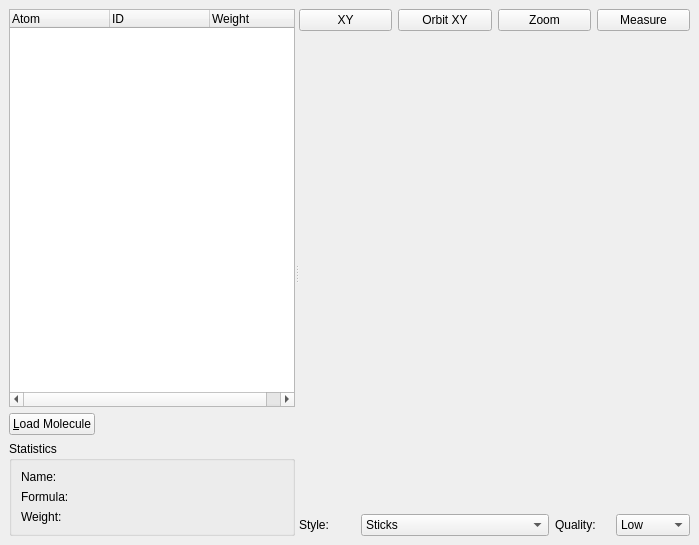
The window that src/moleculeviewerwidget.ui (KDE/kalzium) describes before a commit, drawn with Qt 5.
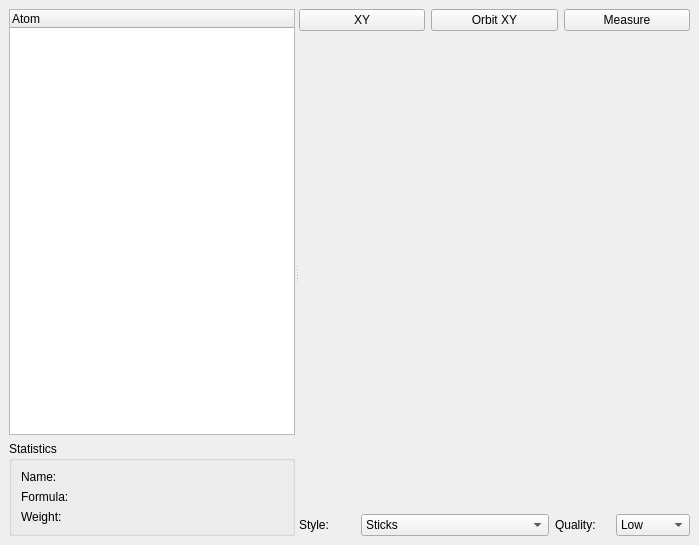
The same window after the commit. Icons and pictures are not drawn. Custom widgets are drawn as their Qt base class.

Commit message: * Further work on the GUI.   ** After a discussion with Benoit I removed the Zoombutton as we will handle this      via mousemovement. * Making the QTreeWidget lighter... Now I need inspiration what I should display in      it, perhaps I shouldn't use a QTreeWidget at all? * Move the load-button to the bottom of the dialog

Patch:
```diff
--- a/src/moleculeviewerwidget.ui
+++ b/src/moleculeviewerwidget.ui
@@ -24,7 +24,7 @@
      <property name="orientation" >
       <enum>Qt::Horizontal</enum>
      </property>
-     <widget class="QWidget" name="" >
+     <widget class="QWidget" name="layoutWidget" >
       <layout class="QVBoxLayout" >
        <property name="margin" >
         <number>0</number>
@@ -39,16 +39,6 @@
            <string>Atom</string>
           </property>
          </column>
-         <column>
-          <property name="text" >
-           <string>ID</string>
-          </property>
-         </column>
-         <column>
-          <property name="text" >
-           <string>Weight</string>
-          </property>
-         </column>
         </widget>
        </item>
        <item>
@@ -59,26 +49,6 @@
          <property name="spacing" >
           <number>6</number>
          </property>
-         <item>
-          <widget class="QPushButton" name="loadButton" >
-           <property name="text" >
-            <string>&amp;Load Molecule</string>
-           </property>
-          </widget>
-         </item>
-         <item>
-          <spacer>
-           <property name="orientation" >
-            <enum>Qt::Horizontal</enum>
-           </property>
-           <property name="sizeHint" >
-            <size>
-             <width>40</width>
-             <height>20</height>
-            </size>
-           </property>
-          </spacer>
-         </item>
         </layout>
        </item>
        <item>
@@ -170,7 +140,7 @@
        </item>
       </layout>
      </widget>
-     <widget class="QWidget" name="" >
+     <widget class="QWidget" name="layoutWidget" >
       <layout class="QVBoxLayout" >
        <property name="margin" >
         <number>0</number>
@@ -224,22 +194,6 @@
            </property>
           </widget>
          </item>
-         <item>
-          <widget class="QPushButton" name="zoomButton" >
-           <property name="toolTip" >
-            <string>&lt;html>&lt;head>&lt;meta name="qrichtext" content="1" />&lt;/head>&lt;body style=" white-space: pre-wrap; font-family:Sans Serif; font-size:9pt; font-weight:400; font-style:normal; text-decoration:none;">&lt;p style=" margin-top:0px; margin-bottom:0px; margin-left:0px; margin-right:0px; -qt-block-indent:0; text-indent:0px;">If this button is active the widget zooms in when the user is moving the mouse up (when left mouse button is pressed) and zoomes out when the mouse is moved down.&lt;/p>&lt;p style=" margin-top:0px; margin-bottom:0px; margin-left:0px; margin-right:0px; -qt-block-indent:0; text-indent:0px;">very much like in Ghemical ("tz").&lt;/p>&lt;/body>&lt;/html></string>
-           </property>
-           <property name="text" >
-            <string>Zoom</string>
-           </property>
-           <property name="checkable" >
-            <bool>true</bool>
-           </property>
-           <property name="autoExclusive" >
-            <bool>false</bool>
-           </property>
-          </widget>
-         </item>
          <item>
           <widget class="QPushButton" name="measureButton" >
            <property name="toolTip" >
```
The commit also changes 2 other files.
